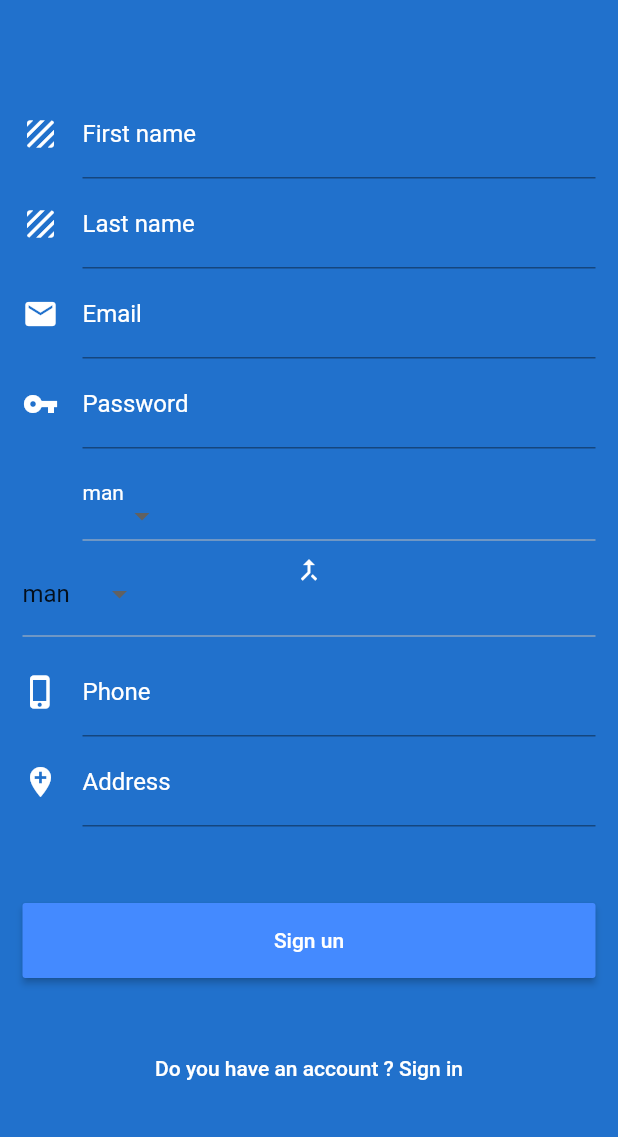
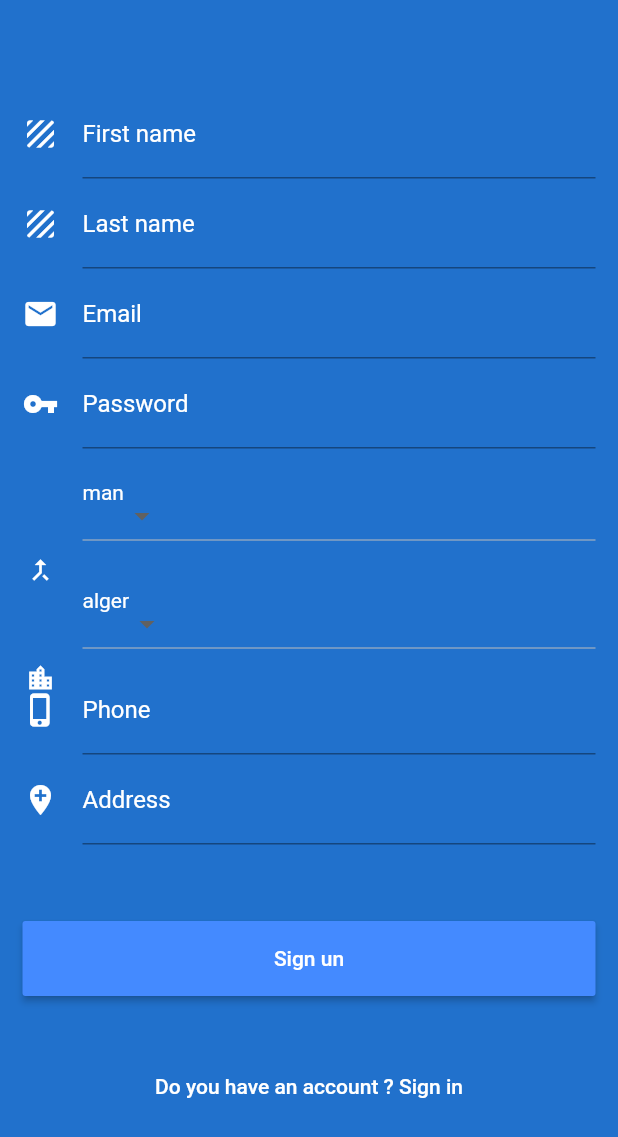
Before and after one commit to ibrahimBougaoua/factory_moblie_app, a Flutter app: the screen it shows after launch, after a tap on an icon or button, on a phone screen of 412 x 824 dp. Shown: the top 1137 px of the screen. Run offline on Flutter 3.47's test engine with Material 2 defaults, Android fonts, the light colour scheme and no system bars; our stand-ins replace shared_preferences; network calls fail.

Commit message:
Refactoring : Signup

```diff
--- a/lib/view/signup.dart
+++ b/lib/view/signup.dart
@@ -47,6 +47,9 @@ class SignupState extends State<Signup> {
 
   List<String> options = <String>['man', 'woman'];
   String dropdownValue = 'man';
+
+  List<String> optionsC = <String>['alger','oran','constantine','annaba','blida','batna','djelfa','setif','sidi bel abbes','biskra','tebessa','el oued','skikda','tiaret','bejaia','tlemcen','ouargla','bechar','mostaganem','bordj bou arreridj','chlef','souk ahras','medea','setif','ouargla','ghardaia','saida','laghouat','m\'Sila','jijel','relizane','guelma','oum el bouaghi','khenchela','m\'sila','mascara','tizi ouzou'];
+  String dropdownValueC = 'alger';
 
   @override
   Widget build(BuildContext context) {
@@ -158,32 +161,53 @@ class SignupState extends State<Signup> {
                 height: 0,
                 margin: EdgeInsets.all(2),
                 padding: EdgeInsets.only(top: 0),
-                //alignment: Alignment.centerLeft,
+                alignment: Alignment.centerLeft,
                 child: Icon(
                   Icons.merge_type,
                   color: Colors.white,
                   size: 20.0,
                 ),
               ),
+
               Container(
-                height: 60,
-                child: DropdownButton(
-                    value: _value,
-                    items: [
-                      DropdownMenuItem(
-                        child: Text("man"),
-                        value: 1,
-                      ),
-                      DropdownMenuItem(
-                        child: Text("woman"),
-                        value: 2,
-                      )
-                    ],
-                    onChanged: (value) {
-                      setState(() {
-                        _value = value;
-                      });
-                    }),
+                //alignment: Alignment.center,
+                //color: Colors.white,
+                padding: const EdgeInsets.only(top: 20,left: 40,right: 0,bottom: 0),
+                child: DropdownButton<String>(
+                  value: dropdownValueC,
+                  onChanged: (String newValue) {
+                    setState(() {
+                      dropdownValueC = newValue;
+                    });
+                  },
+                  style: TextStyle(color: Colors.blue),
+                  selectedItemBuilder: (BuildContext context) {
+                    return optionsC.map((String value) {
+                      return Text(
+                        dropdownValueC,
+                        style: TextStyle(color: Colors.white),
+                      );
+                    }).toList();
+                  },
+                  items: optionsC.map<DropdownMenuItem<String>>((String value) {
+                    return DropdownMenuItem<String>(
+                      value: value,
+                      child: Text(value),
+                    );
+                  }).toList(),
+                ),
+              ),
+              Container(
+                width: 0,
+                height: 0,
+                margin: EdgeInsets.all(2),
+                padding: EdgeInsets.only(top: 0),
+                alignment: Alignment.centerLeft,
+                child: Icon(
+                  Icons.location_city,
+                  color: Colors.white,
+                  size: 20.0,
+                ),
               ),
               Container(
                 height: 60,
```
